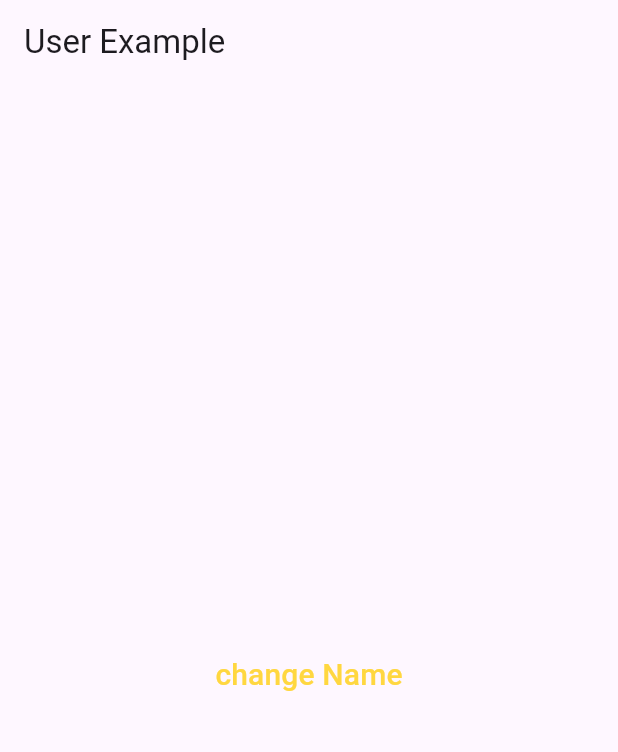
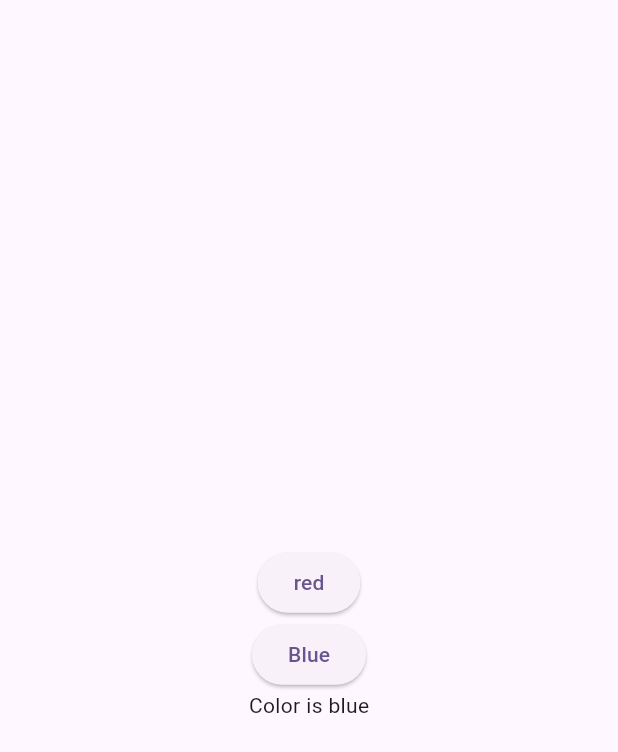
Before and after one commit to Herotey/riverpod_test, a Flutter app: the screen it shows after launch, on a phone screen of 412 x 824 dp. Shown: the top 752 px of the screen. Run offline on Flutter 3.47's test engine with Material 2 defaults, Android fonts, the phone set to English and light mode, and no system bars; our stand-ins replace flutter_riverpod.

Commit message:
change code and apply Riverpod provider , state provider

```diff
--- a/lib/main.dart
+++ b/lib/main.dart
@@ -1,29 +1,13 @@
 import 'package:flutter/material.dart';
 import 'package:flutter_riverpod/flutter_riverpod.dart';
 
-class User {
-  String name;
-  DateTime dateOfBirth;
-
-  User({required this.name, required this.dateOfBirth});
-}
-
-class UserNotifier extends StateNotifier<User> {
-  UserNotifier()
-      : super(User(name: 'Duongherotey', dateOfBirth: DateTime.now()));
-
-  void setName(String name) {
-    state = User(name: name, dateOfBirth: state.dateOfBirth);
-  }
-}
-
-final userProvider = StateNotifierProvider((ref) => UserNotifier());
-
 void main() {
-  runApp(MyApp());
+  runApp(const MyApp());
 }
 
 class MyApp extends StatelessWidget {
+  const MyApp({super.key});
+
   @override
   Widget build(BuildContext context) {
     return ProviderScope(
@@ -34,36 +18,45 @@ class MyApp extends StatelessWidget {
           colorScheme: ColorScheme.fromSeed(seedColor: Colors.deepPurple),
           useMaterial3: true,
         ),
-          home: Scaffold(
-            appBar: AppBar(
-              title: Text('User Example'),
-            ),
-            body: Center(
-              child: Column(
-                mainAxisAlignment: MainAxisAlignment.center,
-                children: <Widget>[
-                  // Consumer(builder: (context, watch, child) {
-                  // //  final user = watch(userProvider);
-                  //   //return Text(user.name);
-                  //   return print('0');
-                  // }
-                  // ),
-                  const SizedBox(
-                    height: 20,
-                  ),
-                  TextButton(
-                      onPressed: () {
-                        // context.read(userProvider.notifier).setName('NakDuongherotey');
-                      },
-                      child: const Text(
-                        'change Name',
-                        style:
-                            TextStyle(fontSize: 20, color: Colors.amberAccent),
-                      )),
-                ],
+        home:const  Scaffold(
+          body: SelectedButton(),
         ),
       ),
-          )),
     );
   }
 }
+
+final isRedProvider = Provider<bool>((ref) {
+  final color = ref.watch(selectedButtonProvider);
+  return color == 'red';
+});
+final selectedButtonProvider = StateProvider<String>((ref) => '');
+
+class SelectedButton extends ConsumerWidget {
+  const SelectedButton({Key? key}) : super(key: key);
+
+  @override
+  Widget build(BuildContext context, WidgetRef ref) {
+    final isRed = ref.watch(isRedProvider);
+    final selectedBoutton = ref.watch(selectedButtonProvider);
+    return Center(
+      child: Column(
+        mainAxisAlignment: MainAxisAlignment.center,
+        crossAxisAlignment: CrossAxisAlignment.center,
+        children: [
+          Text(selectedBoutton),
+          ElevatedButton(
+            onPressed: () =>
+                ref.read(selectedButtonProvider.notifier).state = 'red',
+            child: const Text('red'),
+          ),
+          ElevatedButton(
+              onPressed: () =>
+                  ref.read(selectedButtonProvider.notifier).state = 'blue',
+              child: const Text('Blue')),
+          isRed ? Text('Color is red') : Text('Color is blue')
+        ],
+      ),
+    );
+  }
+}
```
Lines whose indentation alone changed are shown as unchanged.
